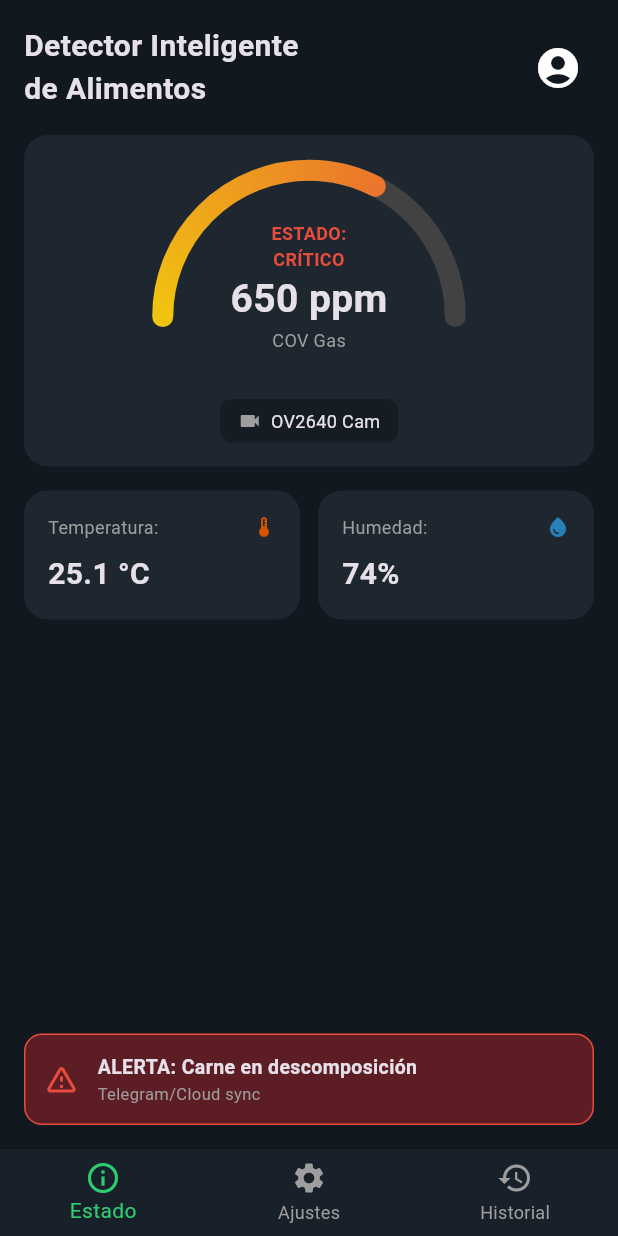
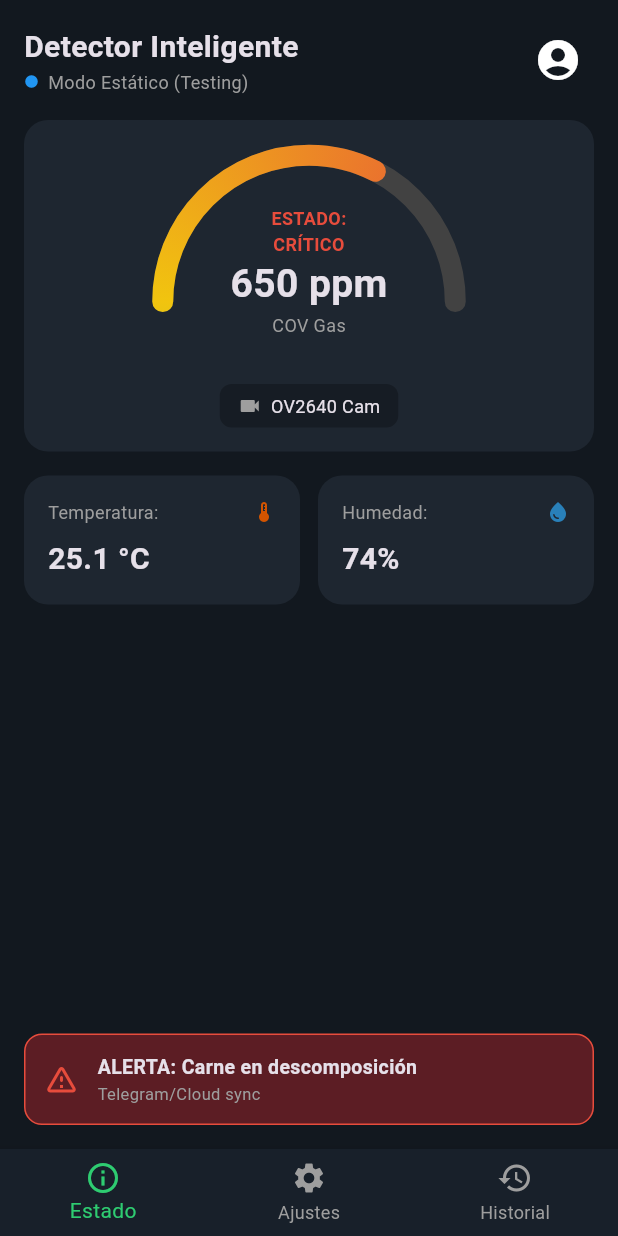
Before and after one commit to Alzenth/Flutter, a Flutter app: the screen it shows after launch, on a phone screen of 412 x 824 dp. Run offline on Flutter 3.47's test engine with Material 3 defaults, Android fonts, the phone set to English and light mode, and no system bars.

Commit message:
teóricamente funcional

```diff
--- a/detector_deterioro_alimentos/lib/main.dart
+++ b/detector_deterioro_alimentos/lib/main.dart
@@ -1,15 +1,26 @@
 import 'package:flutter/material.dart';
 import 'screens/main_screen.dart';
+import 'services/sensor_service.dart';
 
 void main() {
   runApp(const FoodDetectorApp());
 }
 
-class FoodDetectorApp extends StatelessWidget {
+class FoodDetectorApp extends StatefulWidget {
   const FoodDetectorApp({super.key});
 
   @override
+  State<FoodDetectorApp> createState() => _FoodDetectorAppState();
+}
+
+class _FoodDetectorAppState extends State<FoodDetectorApp> {
+  final AppState appState = AppState();
+
+  @override
   Widget build(BuildContext context) {
+    return AnimatedBuilder(
+      animation: appState,
+      builder: (context, _) {
         return MaterialApp(
           title: 'Detector Inteligente de Alimentos',
           debugShowCheckedModeBanner: false,
@@ -22,7 +33,9 @@ class FoodDetectorApp extends StatelessWidget {
               surface: Color(0xFF1E2630),
             ),
           ),
-      home: const MainScreen(),
+          home: MainScreen(appState: appState),
+        );
+      }
     );
   }
 }
--- a/detector_deterioro_alimentos/lib/screens/main_screen.dart
+++ b/detector_deterioro_alimentos/lib/screens/main_screen.dart
@@ -1,10 +1,13 @@
 import 'package:flutter/material.dart';
+import '../services/sensor_service.dart';
 import 'status_screen.dart';
 import 'settings_screen.dart';
 import 'history_screen.dart';
 
 class MainScreen extends StatefulWidget {
-  const MainScreen({super.key});
+  final AppState appState;
+
+  const MainScreen({super.key, required this.appState});
 
   @override
   State<MainScreen> createState() => _MainScreenState();
@@ -13,16 +16,16 @@ class MainScreen extends StatefulWidget {
 class _MainScreenState extends State<MainScreen> {
   int _currentIndex = 0;
 
-  final List<Widget> _screens = const [
-    StatusScreen(),
-    SettingsScreen(),
-    HistoryScreen(),
-  ];
-
   @override
   Widget build(BuildContext context) {
+    final List<Widget> screens = [
+      StatusScreen(appState: widget.appState),
+      SettingsScreen(appState: widget.appState),
+      const HistoryScreen(),
+    ];
+
     return Scaffold(
-      body: SafeArea(child: _screens[_currentIndex]),
+      body: SafeArea(child: screens[_currentIndex]),
       bottomNavigationBar: BottomNavigationBar(
         currentIndex: _currentIndex,
         onTap: (index) => setState(() => _currentIndex = index),
--- a/detector_deterioro_alimentos/lib/screens/status_screen.dart
+++ b/detector_deterioro_alimentos/lib/screens/status_screen.dart
@@ -1,11 +1,18 @@
 import 'package:flutter/material.dart';
+import '../services/sensor_service.dart';
 import '../widgets/gauge_painter.dart';
 
 class StatusScreen extends StatelessWidget {
-  const StatusScreen({super.key});
+  final AppState appState;
+
+  const StatusScreen({super.key, required this.appState});
 
   @override
   Widget build(BuildContext context) {
+    final data = appState.currentData;
+    final isStatic = appState.useStaticData;
+    final isConnected = appState.isConnected;
+
     return Padding(
       padding: const EdgeInsets.all(16.0),
       child: Column(
@@ -14,9 +21,34 @@ class StatusScreen extends StatelessWidget {
           Row(
             mainAxisAlignment: MainAxisAlignment.spaceBetween,
             children: [
-              const Text(
-                'Detector Inteligente\nde Alimentos',
-                style: TextStyle(fontSize: 20, fontWeight: FontWeight.bold),
+              Column(
+                crossAxisAlignment: CrossAxisAlignment.start,
+                children: [
+                  const Text(
+                    'Detector Inteligente',
+                    style: TextStyle(fontSize: 20, fontWeight: FontWeight.bold),
+                  ),
+                  Row(
+                    children: [
+                      Icon(
+                        Icons.circle,
+                        size: 10,
+                        color: isStatic
+                            ? Colors.blue
+                            : (isConnected ? Colors.green : Colors.red),
+                      ),
+                      const SizedBox(width: 6),
+                      Text(
+                        isStatic
+                            ? 'Modo Estático (Testing)'
+                            : (isConnected
+                                ? 'Conectado a ESP32 (${appState.esp32Ip})'
+                                : 'Desconectado de ESP32'),
+                        style: const TextStyle(fontSize: 12, color: Colors.grey),
+                      ),
+                    ],
+                  ),
+                ],
               ),
               IconButton(
                 icon: const Icon(Icons.account_circle, size: 32),
@@ -39,29 +71,31 @@ class StatusScreen extends StatelessWidget {
                   height: 150,
                   width: double.infinity,
                   child: CustomPaint(
-                    painter: GaugePainter(value: 0.65),
-                    child: const Center(
+                    painter: GaugePainter(value: data.gasPpm / 1000.0),
+                    child: Center(
                       child: Column(
                         mainAxisAlignment: MainAxisAlignment.center,
                         children: [
-                          SizedBox(height: 20),
+                          const SizedBox(height: 20),
                           Text(
-                            'ESTADO:\nCRÍTICO',
+                            'ESTADO:\n${data.estado}',
                             textAlign: TextAlign.center,
                             style: TextStyle(
-                              color: Color(0xFFE74C3C),
+                              color: data.estado == 'CRÍTICO'
+                                  ? const Color(0xFFE74C3C)
+                                  : const Color(0xFF2ECC71),
                               fontWeight: FontWeight.bold,
                               fontSize: 12,
                             ),
                           ),
                           Text(
-                            '650 ppm',
-                            style: TextStyle(
+                            '${data.gasPpm.toInt()} ppm',
+                            style: const TextStyle(
                               fontSize: 26,
                               fontWeight: FontWeight.bold,
                             ),
                           ),
-                          Text(
+                          const Text(
                             'COV Gas',
                             style: TextStyle(color: Colors.grey, fontSize: 12),
                           ),
@@ -72,7 +106,8 @@ class StatusScreen extends StatelessWidget {
                 ),
                 const SizedBox(height: 10),
                 Container(
-                  padding: const EdgeInsets.symmetric(horizontal: 12, vertical: 6),
+                  padding:
+                      const EdgeInsets.symmetric(horizontal: 12, vertical: 6),
                   decoration: BoxDecoration(
                     color: Colors.black26,
                     borderRadius: BorderRadius.circular(8),
@@ -96,7 +131,7 @@ class StatusScreen extends StatelessWidget {
               Expanded(
                 child: _buildMetricCard(
                   title: 'Temperatura:',
-                  value: '25.1 °C',
+                  value: '${data.temperatura.toStringAsFixed(1)} °C',
                   icon: Icons.thermostat,
                   color: const Color(0xFFD35400),
                 ),
@@ -105,7 +140,7 @@ class StatusScreen extends StatelessWidget {
               Expanded(
                 child: _buildMetricCard(
                   title: 'Humedad:',
-                  value: '74%',
+                  value: '${data.humedad.toInt()}%',
                   icon: Icons.water_drop,
                   color: const Color(0xFF2980B9),
                 ),
@@ -113,27 +148,41 @@ class StatusScreen extends StatelessWidget {
             ],
           ),
           const Spacer(),
-          // Banner de Alerta Crítica
+          // Banner de Alerta
           Container(
             padding: const EdgeInsets.all(12),
             decoration: BoxDecoration(
-              color: const Color(0xFF5C1D24),
+              color: data.estado == 'CRÍTICO'
+                  ? const Color(0xFF5C1D24)
+                  : const Color(0xFF1E3A2B),
               borderRadius: BorderRadius.circular(12),
-              border: Border.all(color: const Color(0xFFE74C3C)),
+              border: Border.all(
+                color: data.estado == 'CRÍTICO'
+                    ? const Color(0xFFE74C3C)
+                    : const Color(0xFF2ECC71),
+              ),
             ),
-            child: const Row(
+            child: Row(
               children: [
-                Icon(Icons.warning_amber_rounded, color: Color(0xFFE74C3C)),
-                SizedBox(width: 12),
+                Icon(
+                  data.estado == 'CRÍTICO'
+                      ? Icons.warning_amber_rounded
+                      : Icons.check_circle_outline,
+                  color: data.estado == 'CRÍTICO'
+                      ? const Color(0xFFE74C3C)
+                      : const Color(0xFF2ECC71),
+                ),
+                const SizedBox(width: 12),
                 Expanded(
                   child: Column(
                     crossAxisAlignment: CrossAxisAlignment.start,
                     children: [
                       Text(
-                        'ALERTA: Carne en descomposición',
-                        style: TextStyle(fontWeight: FontWeight.bold, fontSize: 13),
+                        data.alertaMensaje,
+                        style: const TextStyle(
+                            fontWeight: FontWeight.bold, fontSize: 13),
                       ),
-                      Text(
+                      const Text(
                         'Telegram/Cloud sync',
                         style: TextStyle(color: Colors.grey, fontSize: 11),
                       ),
--- /dev/null
+++ b/detector_deterioro_alimentos/lib/services/sensor_service.dart
@@ -0,0 +1,131 @@
+import 'dart:async';
+import 'dart:convert';
+import 'package:flutter/foundation.dart';
+import 'package:http/http.dart' as http;
+
+class SensorData {
+  final double gasPpm;
+  final double temperatura;
+  final double humedad;
+  final String estado;
+  final String alertaMensaje;
+
+  SensorData({
+    required this.gasPpm,
+    required this.temperatura,
+    required this.humedad,
+    required this.estado,
+    required this.alertaMensaje,
+  });
+
+  factory SensorData.fromMock() {
+    return SensorData(
+      gasPpm: 650.0,
+      temperatura: 25.1,
+      humedad: 74.0,
+      estado: 'CRÍTICO',
+      alertaMensaje: 'ALERTA: Carne en descomposición',
+    );
+  }
+
+  factory SensorData.fromJson(Map<String, dynamic> json) {
+    return SensorData(
+      gasPpm: (json['gas'] as num).toDouble(),
+      temperatura: (json['temp'] as num).toDouble(),
+      humedad: (json['hum'] as num).toDouble(),
+      estado: json['estado'] ?? 'NORMAL',
+      alertaMensaje: json['alerta'] ?? 'Estado estable',
+    );
+  }
+}
+
+class AppState extends ChangeNotifier {
+  bool _useStaticData = true;
+  String _esp32Ip = '192.168.1.50'; // IP por defecto del ESP32
+  SensorData _currentData = SensorData.fromMock();
+  bool _isConnected = true;
+  Timer? _timer;
+
+  bool get useStaticData => _useStaticData;
+  SensorData get currentData => _currentData;
+  bool get isConnected => _isConnected;
+  String get esp32Ip => _esp32Ip;
+
+  AppState() {
+    _startPolling();
+  }
+
+  void setUseStaticData(bool value) {
+    _useStaticData = value;
+    if (_useStaticData) {
+      _currentData = SensorData.fromMock();
+      _isConnected = true;
+    } else {
+      // Limpia inmediatamente la pantalla de datos estáticos
+      _currentData = SensorData(
+        gasPpm: 0.0,
+        temperatura: 0.0,
+        humedad: 0.0,
+        estado: 'CONECTANDO...',
+        alertaMensaje: 'Buscando ESP32 en http://$_esp32Ip/datos',
+      );
+      _isConnected = false;
+      _fetchEsp32Data();
+    }
+    notifyListeners();
+  }
+
+  void setEsp32Ip(String ip) {
+    _esp32Ip = ip;
+    if (!_useStaticData) {
+      _fetchEsp32Data();
+    }
+    notifyListeners();
+  }
+
+  void _startPolling() {
+    _timer = Timer.periodic(const Duration(seconds: 3), (_) {
+      if (!_useStaticData) {
+        _fetchEsp32Data();
+      }
+    });
+  }
+
+  Future<void> _fetchEsp32Data() async {
+    if (_useStaticData) return;
+
+    try {
+      final response = await http
+          .get(Uri.parse('http://$_esp32Ip/datos'))
+          .timeout(const Duration(seconds: 2));
+
+      if (response.statusCode == 200) {
+        final Map<String, dynamic> data = jsonDecode(response.body);
+        _currentData = SensorData.fromJson(data);
+        _isConnected = true;
+      } else {
+        _setDisconnectedState('Respuesta inválida del servidor (${response.statusCode})');
+      }
+    } catch (_) {
+      _setDisconnectedState('Sin conexión con ESP32 en IP: $_esp32Ip');
+    }
+    notifyListeners();
+  }
+
+  void _setDisconnectedState(String mensaje) {
+    _isConnected = false;
+    _currentData = SensorData(
+      gasPpm: 0.0,
+      temperatura: 0.0,
+      humedad: 0.0,
+      estado: 'DESCONECTADO',
+      alertaMensaje: mensaje,
+    );
+  }
+
+  @override
+  void dispose() {
+    _timer?.cancel();
+    super.dispose();
+  }
+}
--- a/detector_deterioro_alimentos/pubspec.yaml
+++ b/detector_deterioro_alimentos/pubspec.yaml
@@ -9,7 +9,7 @@ environment:
 dependencies:
   flutter:
     sdk: flutter
-
+  http: ^1.2.0
 dev_dependencies:
   flutter_test:
     sdk: flutter
```
Also changed, not shown: detector_deterioro_alimentos/lib/screens/settings_screen.dart (+46 -24 lines), detector_deterioro_alimentos/pubspec.lock. Lines whose indentation alone changed are shown as unchanged.
